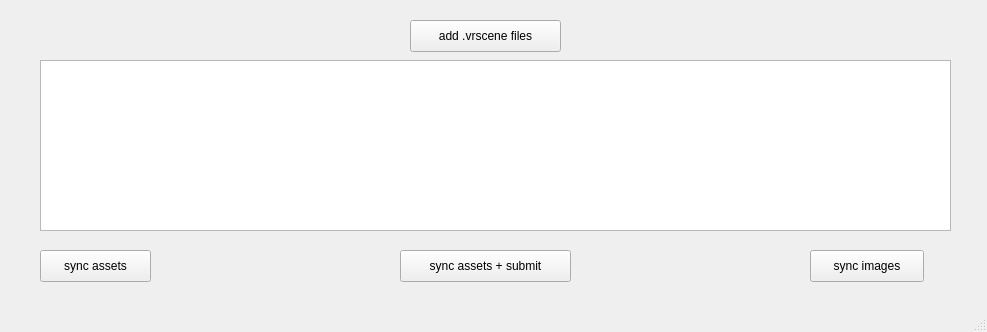
The window that opencloudrender/ui/ocrSubmit.ui (ultra-sonic/opencloudrender) describes before a commit, drawn with Qt 5.
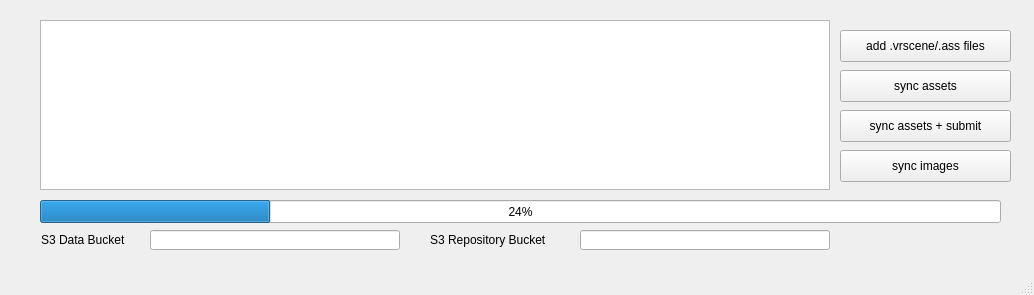
The same window after the commit.

Diff of the .ui file:
```diff
--- a/opencloudrender/ui/ocrSubmit.ui
+++ b/opencloudrender/ui/ocrSubmit.ui
@@ -6,8 +6,8 @@
    <rect>
     <x>0</x>
     <y>0</y>
-    <width>987</width>
-    <height>332</height>
+    <width>1034</width>
+    <height>295</height>
    </rect>
   </property>
   <property name="windowTitle">
@@ -18,9 +18,9 @@
     <property name="geometry">
      <rect>
       <x>40</x>
-      <y>60</y>
-      <width>911</width>
-      <height>171</height>
+      <y>20</y>
+      <width>790</width>
+      <height>170</height>
      </rect>
     </property>
     <property name="acceptDrops">
@@ -30,8 +30,8 @@
    <widget class="QPushButton" name="syncAssetsAndSubmitButton">
     <property name="geometry">
      <rect>
-      <x>400</x>
-      <y>250</y>
+      <x>840</x>
+      <y>110</y>
       <width>171</width>
       <height>32</height>
      </rect>
@@ -43,9 +43,9 @@
    <widget class="QPushButton" name="syncAssetsButton">
     <property name="geometry">
      <rect>
-      <x>40</x>
-      <y>250</y>
-      <width>111</width>
+      <x>840</x>
+      <y>70</y>
+      <width>171</width>
       <height>32</height>
      </rect>
     </property>
@@ -56,9 +56,9 @@
    <widget class="QPushButton" name="syncImagesButton">
     <property name="geometry">
      <rect>
-      <x>810</x>
-      <y>250</y>
-      <width>114</width>
+      <x>840</x>
+      <y>150</y>
+      <width>171</width>
       <height>32</height>
      </rect>
     </property>
@@ -69,14 +69,73 @@
    <widget class="QPushButton" name="addVrscenesButton">
     <property name="geometry">
      <rect>
-      <x>410</x>
-      <y>20</y>
-      <width>151</width>
+      <x>840</x>
+      <y>30</y>
+      <width>171</width>
       <height>32</height>
      </rect>
     </property>
     <property name="text">
-     <string>add .vrscene files</string>
+     <string>add .vrscene/.ass files</string>
+    </property>
+   </widget>
+   <widget class="QLineEdit" name="dataBucketName">
+    <property name="geometry">
+     <rect>
+      <x>150</x>
+      <y>230</y>
+      <width>250</width>
+      <height>20</height>
+     </rect>
+    </property>
+   </widget>
+   <widget class="QLineEdit" name="vrayRepoBucketName">
+    <property name="geometry">
+     <rect>
+      <x>580</x>
+      <y>230</y>
+      <width>250</width>
+      <height>20</height>
+     </rect>
+    </property>
+   </widget>
+   <widget class="QProgressBar" name="uploadProgressBar">
+    <property name="geometry">
+     <rect>
+      <x>40</x>
+      <y>200</y>
+      <width>961</width>
+      <height>23</height>
+     </rect>
+    </property>
+    <property name="value">
+     <number>24</number>
+    </property>
+   </widget>
+   <widget class="QLabel" name="dataBucketNameLabel">
+    <property name="geometry">
+     <rect>
+      <x>41</x>
+      <y>230</y>
+      <width>100</width>
+      <height>20</height>
+     </rect>
+    </property>
+    <property name="text">
+     <string>S3 Data Bucket</string>
+    </property>
+   </widget>
+   <widget class="QLabel" name="vrayRepoBucketNameLabel">
+    <property name="geometry">
+     <rect>
+      <x>430</x>
+      <y>230</y>
+      <width>140</width>
+      <height>20</height>
+     </rect>
+    </property>
+    <property name="text">
+     <string>S3 Repository Bucket</string>
     </property>
    </widget>
   </widget>
```
Left out of the diff: 10 changed lines with no effect on the pictures.
